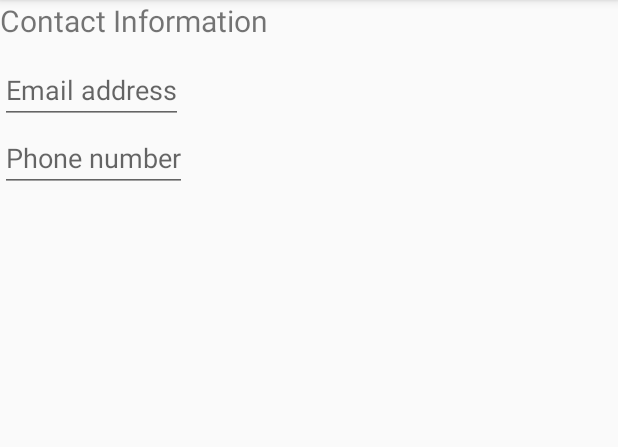
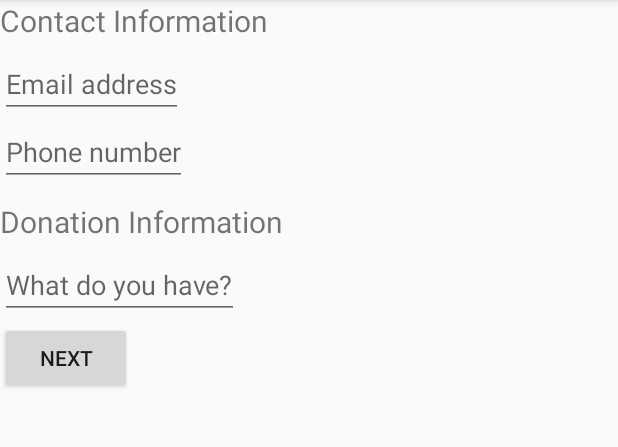
Before and after one commit to ming08108/Climate, an Android app: the fragment PopUpFragment shown on its own in the app's theme, on a phone screen of 412 x 824 dp, the part 84-531 px from its top. Run offline under Robolectric (Android 15) with nearby library versions, the phone set to English and light mode, and no system bars; libraries missing offline, so code that uses them is left out: com.microsoft.windowsazure, com.squareup.okhttp; 3 statements that could not run were skipped.

Commit message:
I don't even know anymore

```diff
--- a/app/build.gradle
+++ b/app/build.gradle
@@ -37,4 +37,6 @@ dependencies {
     compile 'com.climate.login:login:2@aar'
     compile 'com.loopj.android:android-async-http:1.4.9'
     compile 'com.microsoft.azure:azure-mobile-android:3.0'
+    compile 'com.android.support:support-v4:23.1.1'
+
 }
--- a/app/src/main/java/com/example/guo_m_000/climate/ClimateApiHelper.java
+++ b/app/src/main/java/com/example/guo_m_000/climate/ClimateApiHelper.java
@@ -14,4 +14,7 @@ public class ClimateApiHelper {
     }
 
 
+
+
+
 }
--- a/app/src/main/java/com/example/guo_m_000/climate/PopUpFragment.java
+++ b/app/src/main/java/com/example/guo_m_000/climate/PopUpFragment.java
@@ -1,23 +1,84 @@
 package com.example.guo_m_000.climate;
 
 import android.app.DialogFragment;
+import android.app.FragmentManager;
 import android.os.Bundle;
+import android.util.Log;
 import android.view.LayoutInflater;
 import android.view.View;
 import android.view.ViewGroup;
+import android.widget.Button;
+import android.widget.EditText;
+
+import com.example.guo_m_000.climate.Data.Offer;
+import com.microsoft.windowsazure.mobileservices.MobileServiceClient;
+import com.microsoft.windowsazure.mobileservices.table.MobileServiceTable;
+import com.squareup.okhttp.OkHttpClient;
+
+import java.net.MalformedURLException;
 
 public class PopUpFragment extends DialogFragment{
+    public final Offer offer = new Offer();
 
+    private MobileServiceClient mClient;
+
+    MobileServiceTable<Offer> mOfferTable;
 
     public PopUpFragment() {
         // Required empty public constructor
     }
 
+    public static PopUpFragment newInstance(String authKey){
+
+    }
+
     @Override
-    public View onCreateView(LayoutInflater inflater, ViewGroup container,
-                             Bundle savedInstanceState) {
-        // Inflate the layout for this fragment
-        return inflater.inflate(R.layout.fragment_pop_up, container, false);
+    public void onCreate(Bundle savedInstanceState) {
+        super.onCreate(savedInstanceState);
+        try {
+            mClient = new MobileServiceClient(
+                    "https://farmee.azurewebsites.net",
+                    getActivity()
+            );
+        } catch (MalformedURLException e) {
+            e.printStackTrace();
+        }
+        mOfferTable = mClient.getTable(Offer.class);
+
+    }
+
+    @Override
+    public View onCreateView(LayoutInflater inflater, ViewGroup container, Bundle savedInstanceState)
+    {
+        final EditText emailEditText;
+        final EditText phoneEditText;
+        final EditText donationEditText;
+        Button next;
+
+        OkHttpClient client = new OkHttpClient();
+        client.newCall(ClimateApiHelper.getFields());
+
+        View root = inflater.inflate(R.layout.fragment_pop_up, container, false);
+
+        emailEditText  = (EditText) root.findViewById(R.id.email_address);
+        phoneEditText = (EditText) root.findViewById(R.id.phone_number);
+        donationEditText = (EditText) root.findViewById(R.id.donation_input);
+        next = (Button) root.findViewById(R.id.next);
+
+        next.setOnClickListener(
+                new View.OnClickListener()
+                {
+                    public void onClick(View view)
+                    {
+                        offer.email = emailEditText.getText().toString();
+                        offer.phone = phoneEditText.getText().toString();
+                        offer.foodTypes = donationEditText.getText().toString();
+
+                    }
+                });
+
+
+        return root;
     }
 
 
--- a/app/src/main/res/layout/fragment_pop_up.xml
+++ b/app/src/main/res/layout/fragment_pop_up.xml
@@ -8,7 +8,7 @@
         android:id="@+id/prompt"
         android:layout_width="wrap_content"
         android:layout_height="wrap_content"
-        android:layout_marginBottom="10dp"
+        android:layout_marginBottom="6dp"
         android:textSize="20dp"
         android:text="@string/prompt" />
 
@@ -28,4 +28,29 @@
         android:layout_width="wrap_content"
         android:layout_height="wrap_content"
         />
+
+    <TextView
+        android:id="@+id/contact_popup"
+        android:layout_marginTop="10dp"
+        android:layout_marginBottom="6dp"
+        android:layout_width="wrap_content"
+        android:text="@string/donation"
+        android:textSize="20dp"
+        android:layout_height="wrap_content"
+        android:layout_below="@id/phone_number"/>
+
+    <EditText
+        android:id="@+id/donation_input"
+        android:layout_width="wrap_content"
+        android:hint="What do you have?"
+        android:layout_height="wrap_content"
+        android:layout_below="@+id/contact_popup"/>
+
+    <Button
+        android:id="@+id/next"
+        android:layout_width="wrap_content"
+        android:layout_height="wrap_content"
+        android:text="@string/next"
+        android:layout_marginTop="2dp"
+        android:layout_below="@+id/donation_input" />
 </RelativeLayout>
--- a/app/src/main/res/values/strings.xml
+++ b/app/src/main/res/values/strings.xml
@@ -7,7 +7,9 @@
     <string name="request_button_string">Create Request</string>
     <string name="title_activity_pop_up">PopUpActivity</string>
     <string name="prompt">Contact Information</string>
+    <string name="next">Next</string>
+    <string name="donation">Donation Information</string>
 
-<!-- TODO: Remove or change this placeholder text -->
+    <!-- TODO: Remove or change this placeholder text -->
     <string name="hello_blank_fragment">Hello blank fragment</string>
 </resources>
```
Also changed, not shown: app/src/main/java/com/example/guo_m_000/climate/FarmerActivity.java (+11 -1 lines).
